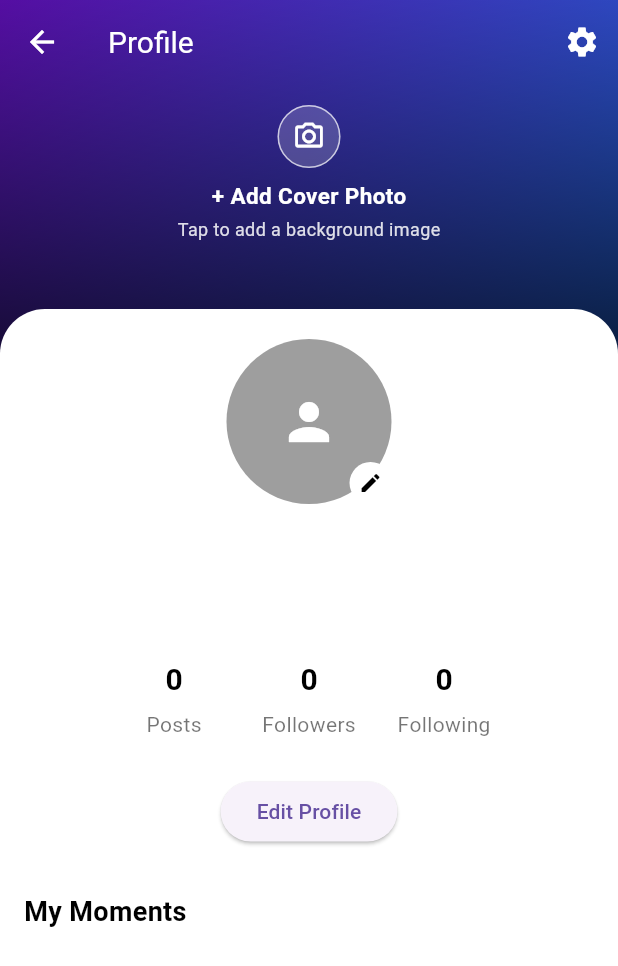
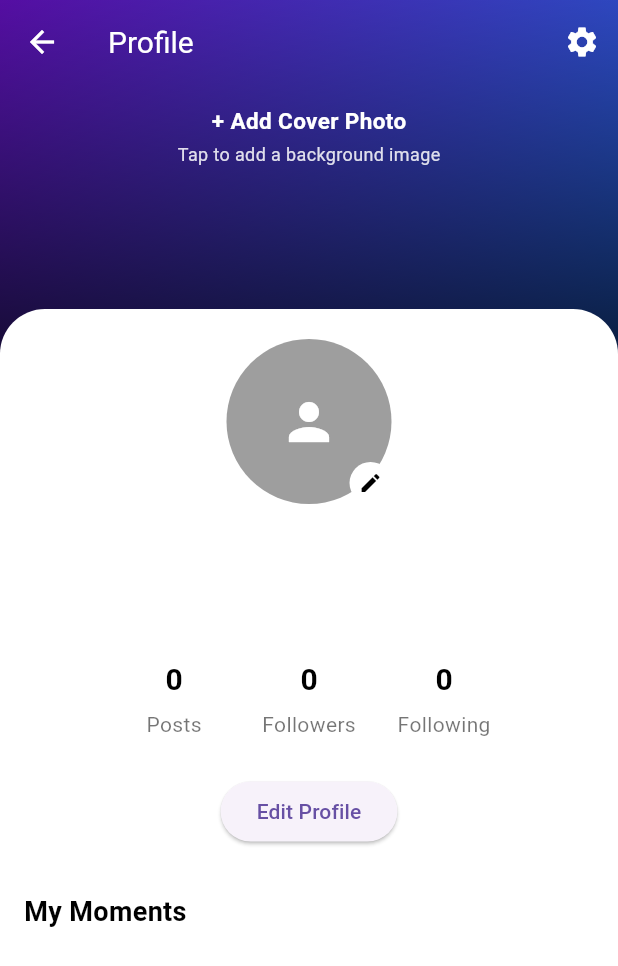
Before and after one commit to shoih47-ops/social-app, a Flutter app: the ProfileScreen screen opened directly with empty values, on a phone screen of 412 x 824 dp. Shown: the top 966 px of the screen. Run offline on Flutter 3.47's test engine with Material 3 defaults, Android fonts, the phone set to English and light mode, and no system bars; our stand-ins replace cached_network_image, cloud_firestore, firebase_auth, firebase_core, firebase_messaging, flutter_animate and 6 more; missing offline and left inert: video_compress, video_thumbnail; accounts and stored records are empty.

Commit message:
Fix cover image tap behavior

```diff
--- a/lib/screens/profile_screen.dart
+++ b/lib/screens/profile_screen.dart
@@ -40,7 +40,23 @@ class _ProfileScreenState extends State<ProfileScreen> with RouteAware {
   String coverUrl = '';
   bool _isUploadingCoverImage = false;
 
-  bool get _hasCoverImage => coverUrl.trim().isNotEmpty;
+  bool get _hasCoverImage => _isValidCoverImageUrl(coverUrl);
+
+  bool _isValidCoverImageUrl(String url) {
+    final uri = Uri.tryParse(url.trim());
+    if (uri == null || !uri.hasScheme || uri.host.isEmpty) return false;
+    if (uri.scheme != 'http' && uri.scheme != 'https') return false;
+
+    final path = uri.path.toLowerCase();
+    if (path.contains('/image/upload')) return true;
+
+    return path.endsWith('.jpg') ||
+        path.endsWith('.jpeg') ||
+        path.endsWith('.png') ||
+        path.endsWith('.webp') ||
+        path.endsWith('.gif') ||
+        path.endsWith('.bmp');
+  }
 
   void _notify() {
     if (mounted) setState(() {});
@@ -185,29 +201,17 @@ class _ProfileScreenState extends State<ProfileScreen> with RouteAware {
       child: Column(
         mainAxisSize: MainAxisSize.min,
         children: [
-          Container(
-            height: 42,
-            width: 42,
-            decoration: BoxDecoration(
-              color: Colors.white.withValues(alpha: 0.18),
-              shape: BoxShape.circle,
-              border: Border.all(color: Colors.white70),
-            ),
-            child: _isUploadingCoverImage
-                ? const Padding(
-                    padding: EdgeInsets.all(10),
+          if (_isUploadingCoverImage) ...[
+            const SizedBox(
+              height: 24,
+              width: 24,
               child: CircularProgressIndicator(
                 strokeWidth: 2,
                 color: Colors.white,
               ),
-                  )
-                : const Icon(
-                    Icons.photo_camera_outlined,
-                    color: Colors.white,
-                    size: 22,
-                  ),
             ),
             const SizedBox(height: 8),
+          ],
           const Text(
             '+ Add Cover Photo',
             style: TextStyle(
@@ -229,42 +233,18 @@ class _ProfileScreenState extends State<ProfileScreen> with RouteAware {
     );
   }
 
-  Widget _buildCoverEditButton() {
-    return Material(
-      color: Colors.white,
-      elevation: 2,
-      shape: const CircleBorder(),
-      child: InkWell(
-        onTap: _isUploadingCoverImage ? null : _pickCoverImage,
-        customBorder: const CircleBorder(),
-        child: Padding(
-          padding: const EdgeInsets.all(8),
-          child: _isUploadingCoverImage
-              ? SizedBox(
-                  height: 18,
-                  width: 18,
-                  child: CircularProgressIndicator(
-                    strokeWidth: 2,
-                    color: Colors.grey[700],
-                  ),
-                )
-              : Icon(
-                  Icons.photo_camera_outlined,
-                  size: 18,
-                  color: Colors.grey[800],
-                ),
-        ),
-      ),
-    );
+  void _openCoverViewer() {
+    if (!_hasCoverImage) {
+      _pickCoverImage();
+      return;
     }
 
-  void _openCoverViewer() {
     Navigator.push(
       context,
       MaterialPageRoute(
         builder: (_) => StatefulBuilder(
           builder: (context, setViewerState) {
-            final hasCoverImage = coverUrl.trim().isNotEmpty;
+            final hasCoverImage = _hasCoverImage;
 
             return Scaffold(
               backgroundColor: Colors.black,
@@ -424,12 +404,6 @@ class _ProfileScreenState extends State<ProfileScreen> with RouteAware {
                   right: 0,
                   top: 70,
                   child: Center(child: _buildCoverPlaceholder()),
-                )
-              else
-                Positioned(
-                  right: 16,
-                  bottom: 78,
-                  child: _buildCoverEditButton(),
                 ),
             ],
           ),
```
Also changed, not shown: lib/screens/post_detail_screen.dart (+45 -29 lines). Lines whose indentation alone changed are shown as unchanged.
